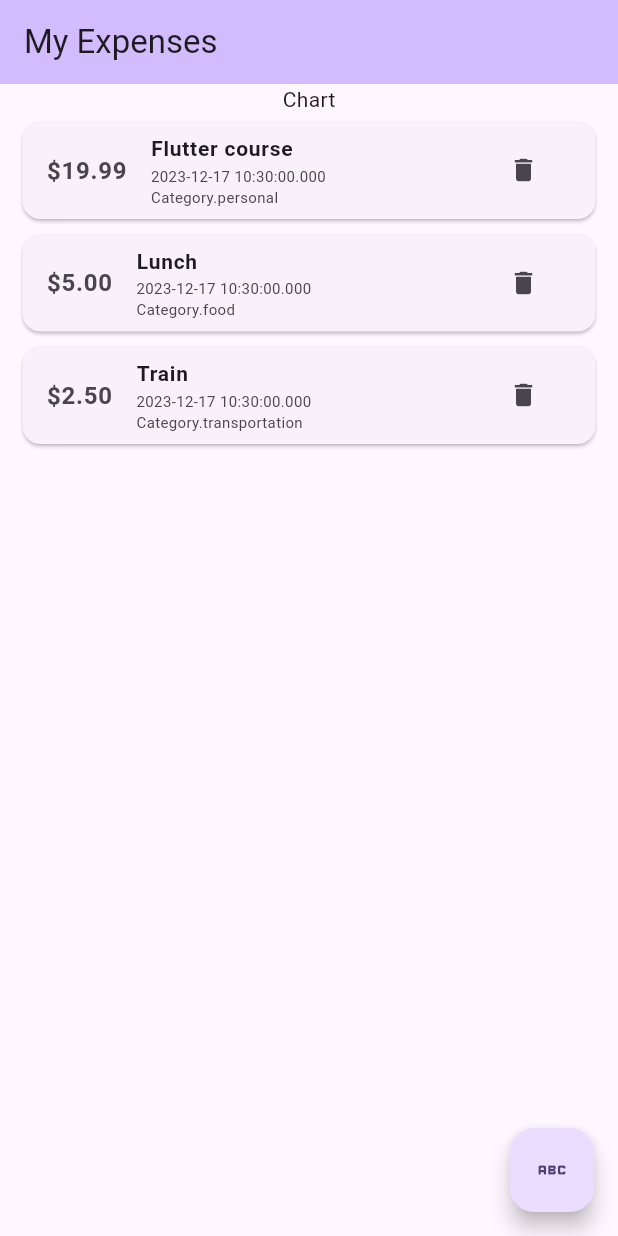
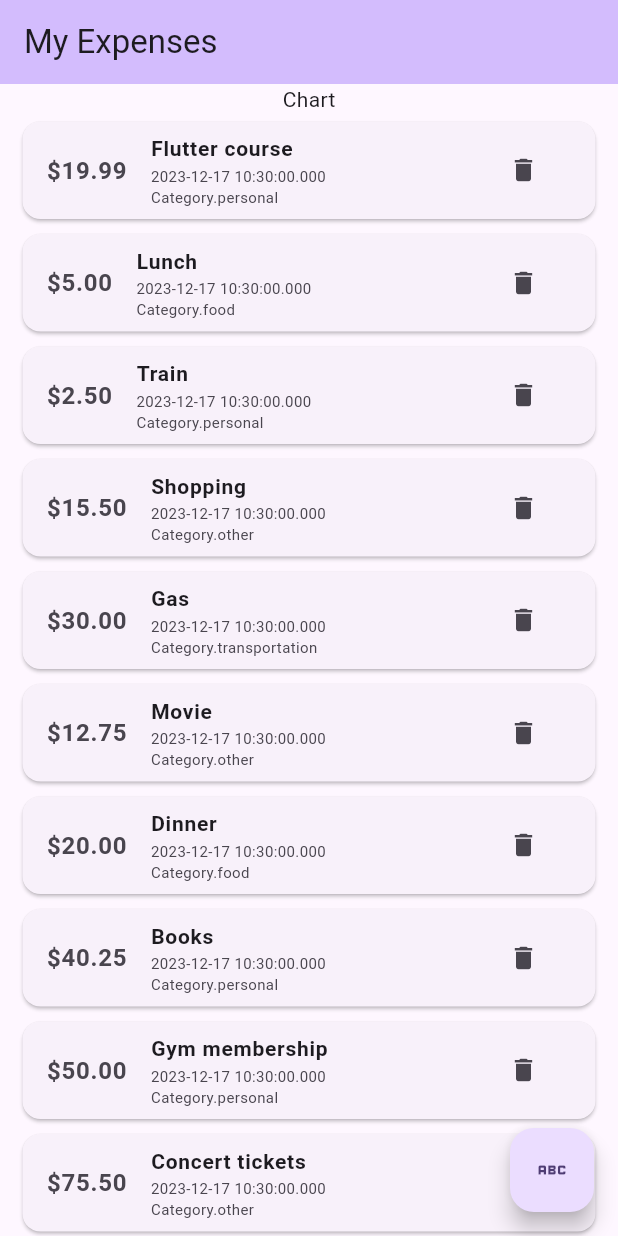
Before and after one commit to gayashan4lk/budget_tracker, a Flutter app: the screen it shows after launch, on a phone screen of 412 x 824 dp. Run offline on Flutter 3.47's test engine with Material 3 defaults, Android fonts, the phone set to English and light mode, and no system bars.

Commit message:
Add new expenses to dummyExpenses list

```diff
--- a/lib/home.dart
+++ b/lib/home.dart
@@ -14,7 +14,14 @@ class _HomePageState extends State<HomePage> {
   final List<Expense> _dummyExpenses = [
     Expense(title: "Flutter course", amount: 19.99, date: DateTime.now(), category: Category.personal),
     Expense(title: "Lunch", amount: 5.00, date: DateTime.now(), category: Category.food),
-    Expense(title: "Train", amount: 2.50, date: DateTime.now(), category: Category.transportation),
+    Expense(title: "Train", amount: 2.50, date: DateTime.now(), category: Category.personal),
+    Expense(title: "Shopping", amount: 15.50, date: DateTime.now(), category: Category.other),
+    Expense(title: "Gas", amount: 30.00, date: DateTime.now(), category: Category.transportation),
+    Expense(title: "Movie", amount: 12.75, date: DateTime.now(), category: Category.other),
+    Expense(title: "Dinner", amount: 20.00, date: DateTime.now(), category: Category.food),
+    Expense(title: "Books", amount: 40.25, date: DateTime.now(), category: Category.personal),
+    Expense(title: "Gym membership", amount: 50.00, date: DateTime.now(), category: Category.personal),
+    Expense(title: "Concert tickets", amount: 75.50, date: DateTime.now(), category: Category.other),
   ];
 
   @override
```
